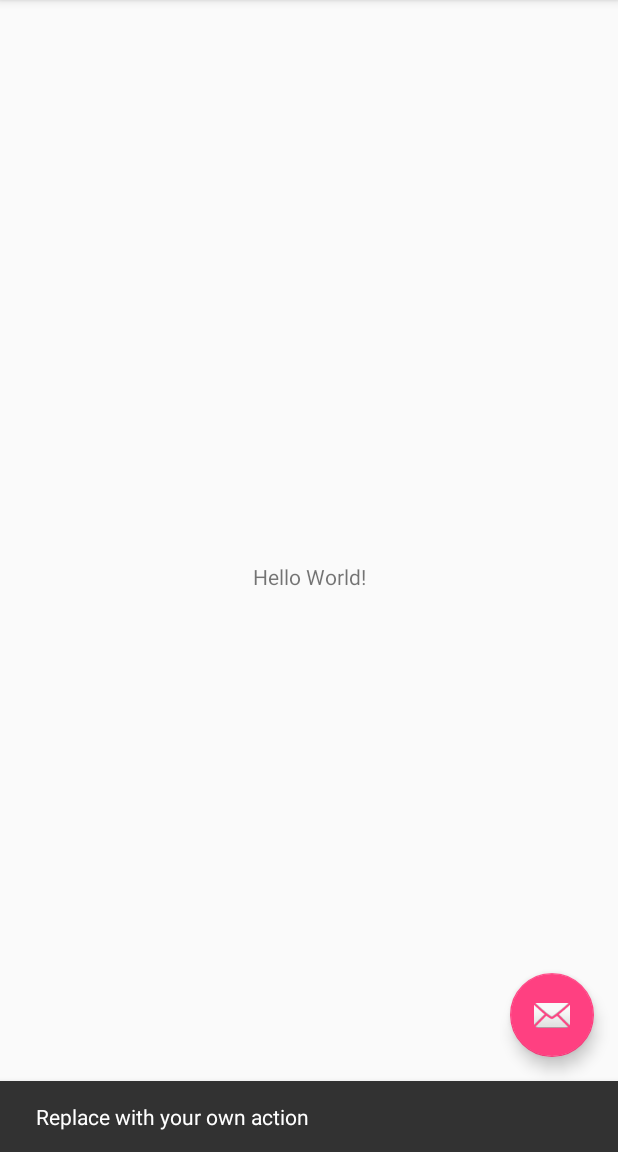
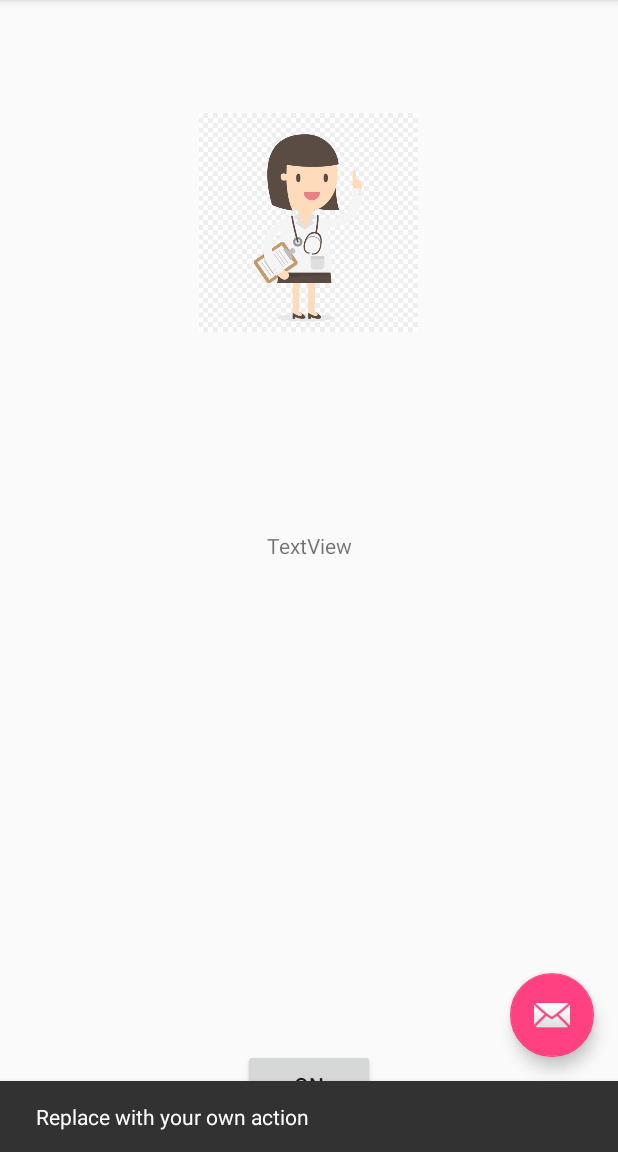
Before and after one commit to phungcao/ProtectYourEyes, an Android app: the screen it shows after launch (MainActivity), after a tap on an icon or button, on a phone screen of 412 x 824 dp, the part 84-1236 px from its top. Run offline under Robolectric (Android 15) with nearby library versions, the phone set to English and light mode, and no system bars.

Commit message:
create interface

```diff
--- a/app/src/main/res/layout/content_main.xml
+++ b/app/src/main/res/layout/content_main.xml
@@ -8,13 +8,50 @@
     tools:context=".MainActivity"
     tools:showIn="@layout/activity_main">
 
+    <ImageView
+        android:id="@+id/imageView3"
+        android:layout_width="168dp"
+        android:layout_height="146dp"
+        android:layout_marginBottom="270dp"
+        android:layout_marginEnd="79dp"
+        android:layout_marginStart="80dp"
+        android:layout_marginTop="16dp"
+        app:layout_constraintBottom_toBottomOf="parent"
+        app:layout_constraintEnd_toEndOf="parent"
+        app:layout_constraintHorizontal_bias="0.491"
+        app:layout_constraintStart_toStartOf="parent"
+        app:layout_constraintTop_toTopOf="parent"
+        app:layout_constraintVertical_bias="0.177"
+        app:srcCompat="@mipmap/doctor" />
+
     <TextView
+        android:id="@+id/txt"
         android:layout_width="wrap_content"
         android:layout_height="wrap_content"
-        android:text="Hello World!"
+        android:layout_marginBottom="8dp"
+        android:layout_marginEnd="8dp"
+        android:layout_marginStart="8dp"
+        android:layout_marginTop="8dp"
+        android:text="TextView"
         app:layout_constraintBottom_toBottomOf="parent"
-        app:layout_constraintLeft_toLeftOf="parent"
-        app:layout_constraintRight_toRightOf="parent"
-        app:layout_constraintTop_toTopOf="parent" />
+        app:layout_constraintEnd_toEndOf="parent"
+        app:layout_constraintStart_toStartOf="parent"
+        app:layout_constraintTop_toTopOf="parent"
+        app:layout_constraintVertical_bias="0.472" />
+
+    <Button
+        android:id="@+id/btOn"
+        android:layout_width="wrap_content"
+        android:layout_height="wrap_content"
+        android:layout_marginBottom="8dp"
+        android:layout_marginEnd="8dp"
+        android:layout_marginStart="8dp"
+        android:layout_marginTop="8dp"
+        android:text="ON"
+        app:layout_constraintBottom_toBottomOf="parent"
+        app:layout_constraintEnd_toEndOf="parent"
+        app:layout_constraintStart_toStartOf="parent"
+        app:layout_constraintTop_toTopOf="parent"
+        app:layout_constraintVertical_bias="0.982" />
 
 </android.support.constraint.ConstraintLayout>
```
Also changed, not shown: app/src/main/res/mipmap-xhdpi/doctor.jpg (added).
